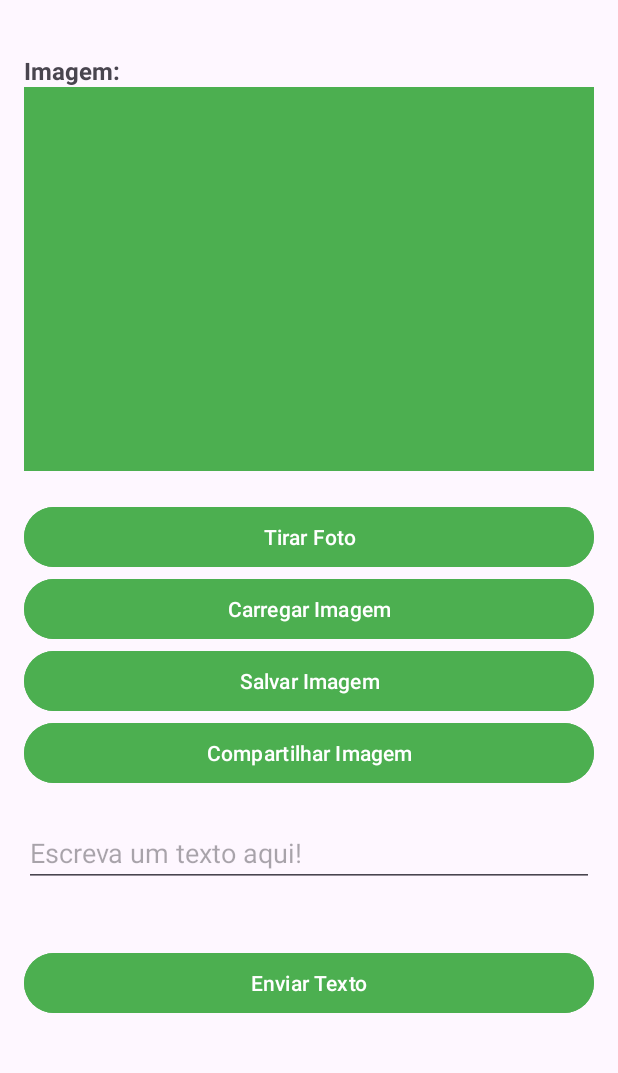
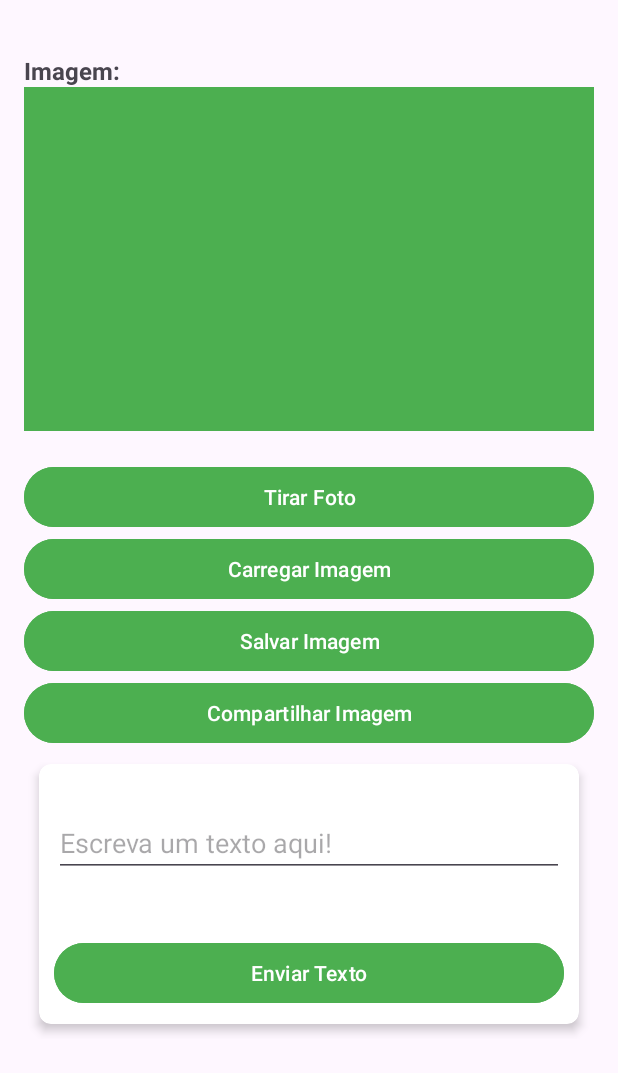
Before and after one commit to LynxDevIO/12052025MOBILE, an Android app: the screen it shows after launch (MainActivity), on a phone screen of 412 x 824 dp. Shown: the top 1073 px of the screen. Run offline under Robolectric (Android 15) with nearby library versions, the phone set to English and light mode, and no system bars.

Commit message:
implementing a cardview

```diff
--- a/app/src/main/res/layout/fragment_1.xml
+++ b/app/src/main/res/layout/fragment_1.xml
@@ -1,7 +1,20 @@
 <?xml version="1.0" encoding="utf-8"?>
 <RelativeLayout xmlns:android="http://schemas.android.com/apk/res/android"
+    xmlns:app="http://schemas.android.com/apk/res-auto"
     android:layout_width="match_parent"
     android:layout_height="wrap_content">
+
+    <androidx.cardview.widget.CardView
+        android:layout_width="match_parent"
+        android:layout_height="wrap_content"
+        app:cardCornerRadius="8dp"
+        app:cardElevation="4dp"
+        android:layout_margin="10dp">
+
+        <RelativeLayout
+            android:layout_width="match_parent"
+            android:layout_height="wrap_content"
+            android:layout_margin="10dp" >
 
             <EditText
                 android:id="@+id/texto"
@@ -23,4 +36,8 @@
                 android:layout_marginTop="40dp"
                 android:backgroundTint="#4CAF50"
                 android:text="Enviar Texto" />
+
         </RelativeLayout>
+
+    </androidx.cardview.widget.CardView>
+</RelativeLayout>
```
Lines whose indentation alone changed are shown as unchanged.
